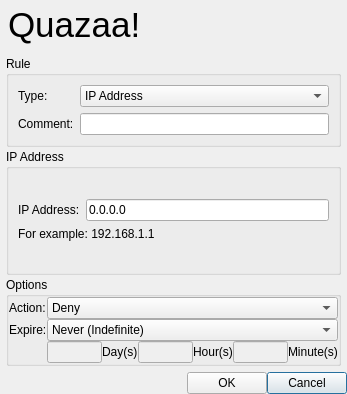
Above: Quazaa/UI/dialogaddrule.ui from c3c/quazaa before the change. Below: the same form after it.
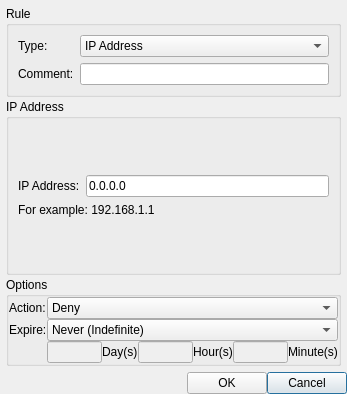
That is the form after the change. Icons and pictures are not drawn.

```diff
--- a/Quazaa/UI/dialogaddrule.ui
+++ b/Quazaa/UI/dialogaddrule.ui
@@ -28,63 +28,6 @@
     <number>0</number>
    </property>
    <item row="0" column="0">
-    <widget class="QFrame" name="frameCommonHeader">
-     <property name="minimumSize">
-      <size>
-       <width>0</width>
-       <height>50</height>
-      </size>
-     </property>
-     <property name="maximumSize">
-      <size>
-       <width>16777215</width>
-       <height>50</height>
-      </size>
-     </property>
-     <property name="frameShape">
-      <enum>QFrame::NoFrame</enum>
-     </property>
-     <property name="frameShadow">
-      <enum>QFrame::Raised</enum>
-     </property>
-     <layout class="QGridLayout" name="gridLayout_23">
-      <property name="margin">
-       <number>1</number>
-      </property>
-      <property name="spacing">
-       <number>0</number>
-      </property>
-      <item row="0" column="0">
-       <widget class="QLabel" name="labelLogo">
-        <property name="styleSheet">
-         <string notr="true">background-color: transparent;</string>
-        </property>
-        <property name="pixmap">
-         <pixmap resource="../Resource.qrc">:/Resource/Quazaa48.png</pixmap>
-        </property>
-       </widget>
-      </item>
-      <item row="0" column="1">
-       <widget class="QLabel" name="labelHeaderText">
-        <property name="sizePolicy">
-         <sizepolicy hsizetype="MinimumExpanding" vsizetype="Preferred">
-          <horstretch>0</horstretch>
-          <verstretch>0</verstretch>
-         </sizepolicy>
-        </property>
-        <property name="text">
-         <string notr="true">&lt;!DOCTYPE HTML PUBLIC &quot;-//W3C//DTD HTML 4.0//EN&quot; &quot;http://www.w3.org/TR/REC-html40/strict.dtd&quot;&gt;
-&lt;html&gt;&lt;head&gt;&lt;meta name=&quot;qrichtext&quot; content=&quot;1&quot; /&gt;&lt;style type=&quot;text/css&quot;&gt;
-p, li { white-space: pre-wrap; }
-&lt;/style&gt;&lt;/head&gt;&lt;body style=&quot; font-family:'MS Shell Dlg 2'; font-size:8.25pt; font-weight:400; font-style:normal;&quot;&gt;
-&lt;p style=&quot; margin-top:0px; margin-bottom:0px; margin-left:0px; margin-right:0px; -qt-block-indent:0; text-indent:0px;&quot;&gt;&lt;span style=&quot; font-size:26pt;&quot;&gt;Quazaa!&lt;/span&gt;&lt;/p&gt;&lt;/body&gt;&lt;/html&gt;</string>
-        </property>
-       </widget>
-      </item>
-     </layout>
-    </widget>
-   </item>
-   <item row="1" column="0">
     <widget class="QFrame" name="frameBody">
      <property name="frameShape">
       <enum>QFrame::NoFrame</enum>
```
Left out of the diff: 2 changed lines with no effect on the pictures.
